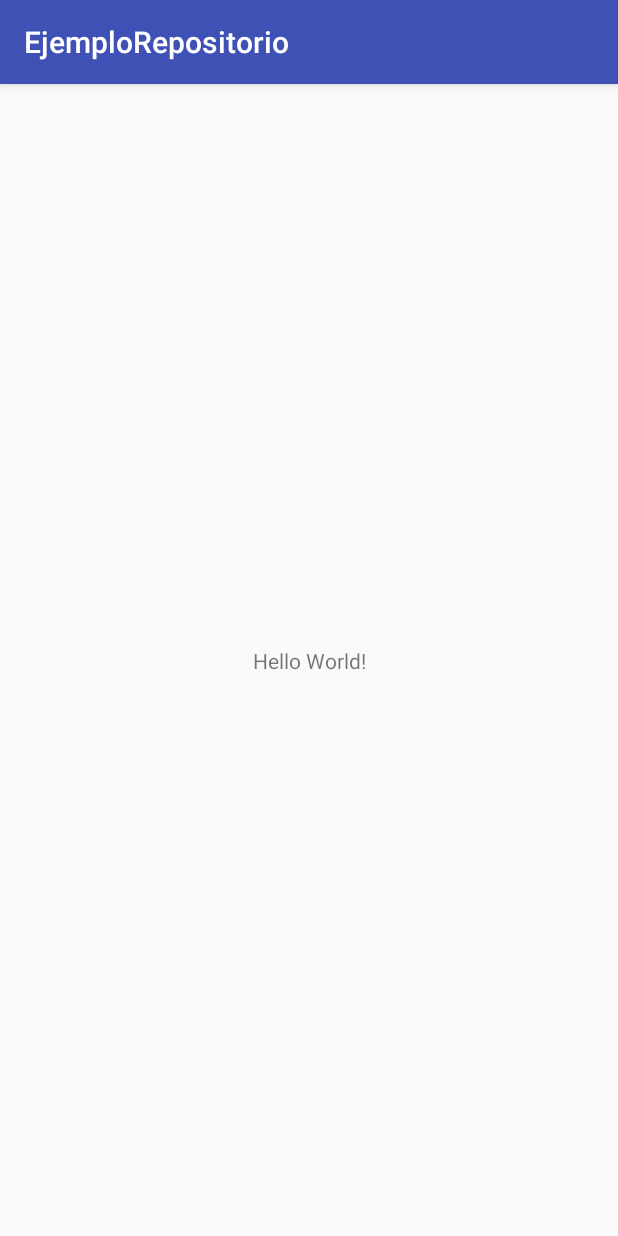
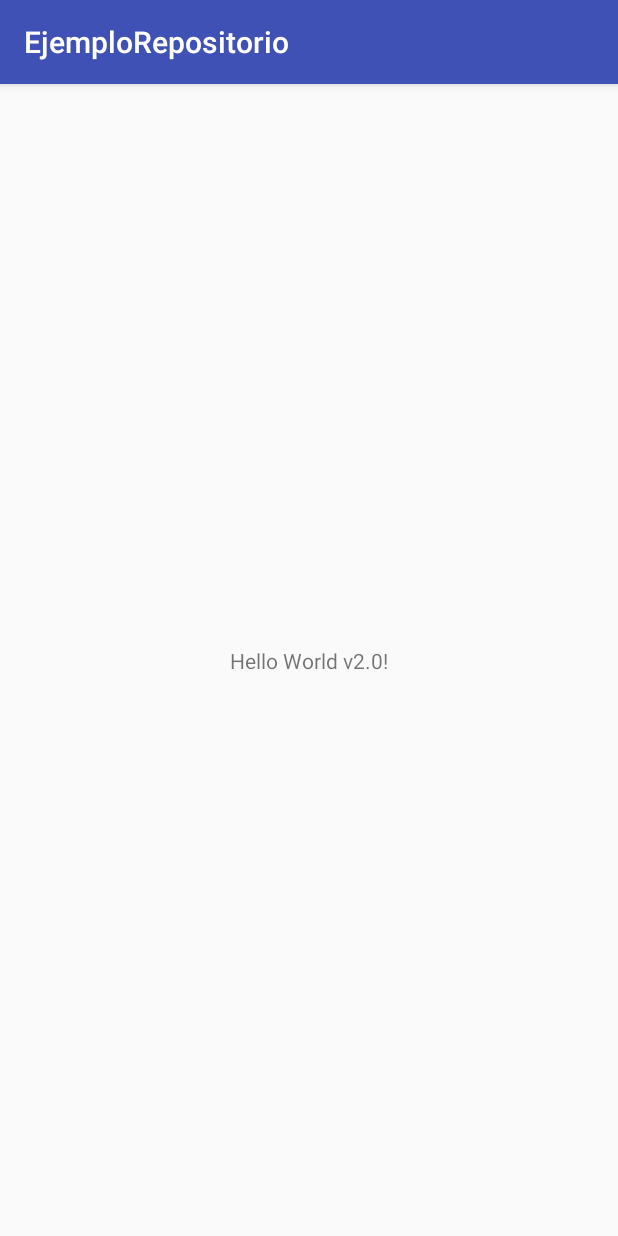
Before and after one commit to david-minaya/EjemploRepositorio, an Android app: the screen it shows after launch (MainActivity), on a phone screen of 412 x 824 dp. Run offline under Robolectric (Android 15) with nearby library versions, the phone set to English and light mode, and no system bars.

Commit message:
Prueba commit

```diff
--- a/app/src/main/res/layout/activity_main.xml
+++ b/app/src/main/res/layout/activity_main.xml
@@ -9,7 +9,7 @@
     <TextView
         android:layout_width="wrap_content"
         android:layout_height="wrap_content"
-        android:text="Hello World!"
+        android:text="Hello World v2.0!"
         app:layout_constraintBottom_toBottomOf="parent"
         app:layout_constraintLeft_toLeftOf="parent"
         app:layout_constraintRight_toRightOf="parent"
```
